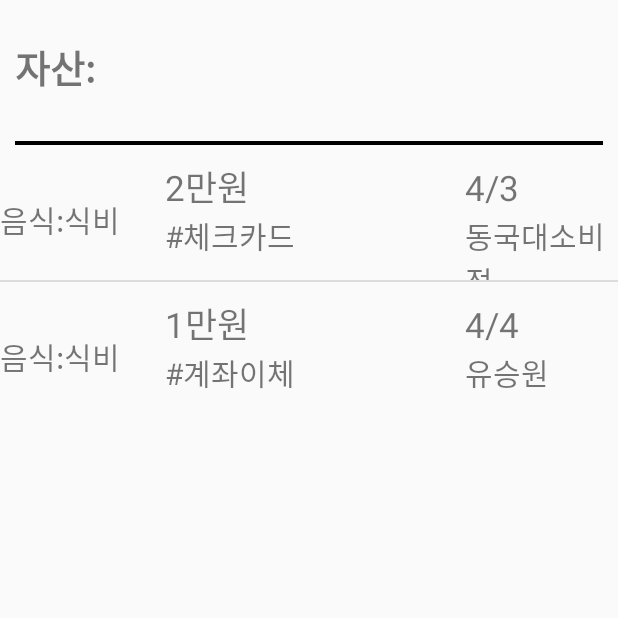
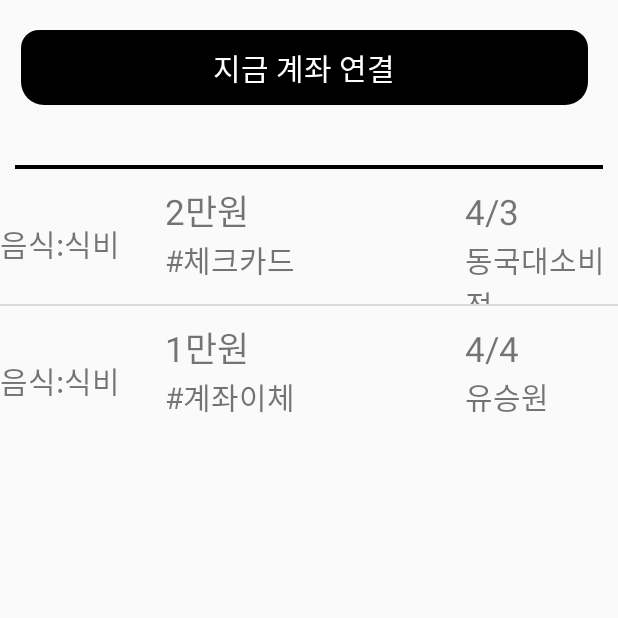
Before and after one commit to OssProject-UniMon/server, an Android app: the moneyActivity screen opened directly, with no data from a screen before it, on a phone screen of 412 x 824 dp, the top half of it. Run offline under Robolectric (Android 15) with nearby library versions, the phone set to English and light mode, and no system bars; our stand-ins replace data binding; 1 statement that could not run was skipped.

Commit message:
계좌등록화면 추가, 공용변수 로직추가

```diff
--- a/app/src/main/AndroidManifest.xml
+++ b/app/src/main/AndroidManifest.xml
@@ -14,6 +14,9 @@
         android:supportsRtl="true"
         android:theme="@style/Theme.Why1"
         tools:targetApi="31">
+        <activity
+            android:name=".ActRegisterActivity"
+            android:exported="false" />
         <activity
             android:name=".moneyActivity"
             android:exported="false" />
--- a/app/src/main/java/com/example/why1/AccountData.kt
+++ b/app/src/main/java/com/example/why1/appdata/AccountData.kt
@@ -1,4 +1,4 @@
-package com.example.why1
+package com.example.why1.appdata
 
 class AccountData(val tag: String, val price: String, val date: String, val howbuy: String, val storename: String) {
 }
--- a/app/src/main/java/com/example/why1/Accountadapter.kt
+++ b/app/src/main/java/com/example/why1/appdata/Accountadapter.kt
@@ -1,4 +1,4 @@
-package com.example.why1
+package com.example.why1.appdata
 
 import android.annotation.SuppressLint
 import android.content.Context
@@ -7,6 +7,7 @@ import android.view.View
 import android.view.ViewGroup
 import android.widget.BaseAdapter
 import android.widget.TextView
+import com.example.why1.R
 
 class Accountadapter(val context: Context, val TestList: ArrayList<AccountData>) : BaseAdapter() {
     override fun getCount(): Int {
--- a/app/src/main/java/com/example/why1/auth/LoginActivity.kt
+++ b/app/src/main/java/com/example/why1/auth/LoginActivity.kt
@@ -53,6 +53,7 @@ class LoginActivity : AppCompatActivity() {
             call.enqueue(object : Callback<LoginResponse> {
                 override fun onResponse(call: Call<LoginResponse>, response: Response<LoginResponse>) {
                     val result = response.body()?.serverCode
+                    val userid = response.body()?.userId
                     val logresult = response.body()
                     Log.d("LoginResult", "Response: $logresult")
                     System.out.println(result)
--- a/app/src/main/java/com/example/why1/moneyActivity.kt
+++ b/app/src/main/java/com/example/why1/moneyActivity.kt
@@ -1,11 +1,28 @@
 package com.example.why1
 
+import android.content.Intent
 import androidx.appcompat.app.AppCompatActivity
 import android.os.Bundle
+import android.util.Log
+import android.view.View
+import android.widget.Button
 import android.widget.ListView
+import android.widget.TextView
+import android.widget.Toast
+import com.example.why1.appdata.AccountData
+import com.example.why1.appdata.Accountadapter
+import com.example.why1.auth.NetworkConnection
+import com.example.why1.retropit.JoinResponse
+import com.example.why1.retropit.ManageService
+import com.example.why1.retropit.act_RegisterRequest
+import com.example.why1.retropit.act_listResponse
+import retrofit2.Call
+import retrofit2.Callback
+import retrofit2.Response
 
 class moneyActivity : AppCompatActivity() {
 
+    var access_code = 0 //계좌 연동 확인용 변수
     var accountList = arrayListOf<AccountData>() //데이터 클래스를 배열에 넣어줌
 
     var sampleData1 = AccountData("음식:식비","2만원","4/3","#체크카드","동국대소비점")
@@ -17,8 +34,68 @@ class moneyActivity : AppCompatActivity() {
         accountList.add(sampleData1)
         accountList.add(sampleData2) // 테스트용 계좌연동 예시 데이터
 
-        var mainlistview = findViewById<ListView>(R.id.moneyListView)
+        //레아이웃 처리
+        val mainlistview = findViewById<ListView>(R.id.moneyListView)
         val accountadapter = Accountadapter(this, accountList)
         mainlistview.adapter = accountadapter
+        val act_btn = findViewById<Button>(R.id.btn_account_str)
+        val mymoney = findViewById<TextView>(R.id.text1)
+
+        //secure무시, 리트로핏 통신까지
+        val okHttpClient = NetworkConnection.createOkHttpClient()
+        val retrofit = NetworkConnection.createRetrofit(okHttpClient, "https://54.180.150.195:443")
+        val ActService = retrofit.create(ManageService::class.java)
+
+        //계좌 연동하기, 일단 임시로 리퀘스트값 채웠음,일단 페이지 들어오면 바로 실행되게함 ,나중에 변수로 바꿔
+        val userId = 1 // 임시값, 유저 id 인트래
+        val dynamicUrl = "/account/regist?userId=$userId"
+        val call = ActService.act_register(dynamicUrl, act_RegisterRequest("KB","p","110500411959", "1234","abc1234","wal1234","000127"))
+        call.enqueue(object : Callback<JoinResponse> {
+            override fun onResponse(call: Call<JoinResponse>, response: Response<JoinResponse>) {
+                val serverResponse = response.body()
+                Toast.makeText(applicationContext, "등록 성공", Toast.LENGTH_SHORT).show()
+                Log.d("account_Result", "Response: $serverResponse")
+            }
+
+            override fun onFailure(call: Call<JoinResponse>, t: Throwable) {
+                Toast.makeText(applicationContext, "등록 실패", Toast.LENGTH_SHORT).show()
+                Log.e("act_register", "Failed to send request to server. Error: ${t.message}")
+            }
+        })
+
+        //임시로 버튼 누르면 값 가져오게함
+        act_btn.setOnClickListener {
+            val dynamicUrl2 = "/account/logs?userId=$userId"
+            val call = ActService.act_list(dynamicUrl2,"20240401","20240405")
+            call.enqueue(object : Callback<act_listResponse> {
+                override fun onResponse(call: Call<act_listResponse>, response: Response<act_listResponse>) {
+                    val logresult = response.body()
+                    Log.d("Result: ", "Response: $logresult")
+                }
+
+                override fun onFailure(call: Call<act_listResponse>, t: Throwable) {
+
+                    Log.e("act_showlist", "Failed to send request to server. Error: ${t.message}")
+                }
+            })
+
+            val intent = Intent(this@moneyActivity, ActRegisterActivity::class.java)
+            startActivity(intent)
+        }
+
+
+
+        //통신 성공하면 연결 버튼 사라지게 하는거,나중에 서버통신 리스폰스에 넣어주면 될듯?
+        if (access_code == 0) {
+            act_btn.visibility = View.VISIBLE
+            mymoney.visibility = View.GONE
+        } else if (access_code == 1) {
+            // code가 1이면 버튼을 숨기고 텍스트뷰를 보여줌
+            act_btn.visibility = View.GONE
+            mymoney.visibility = View.VISIBLE
+        }
+
+
+
     }
 }
--- a/app/src/main/java/com/example/why1/retropit/ManageService.kt
+++ b/app/src/main/java/com/example/why1/retropit/ManageService.kt
@@ -13,4 +13,10 @@ interface ManageService {
 
     @GET
     fun emailresponse(@Url url: String, @Query("email") email: String): Call<EmailResponse>
+
+    @POST
+    fun act_register(@Url url: String, @Body credential: act_RegisterRequest): Call<JoinResponse>
+
+    @GET
+    fun act_list(@Url url: String, @Query("start_date") start_date: String, @Query("end_date") end_date: String): Call<act_listResponse>
 }
--- /dev/null
+++ b/app/src/main/java/com/example/why1/retropit/act_RegisterRequest.kt
@@ -0,0 +1,13 @@
+package com.example.why1.retropit
+
+import com.google.gson.annotations.SerializedName
+
+data class act_RegisterRequest (
+    @SerializedName("bank") val bank: String,
+    @SerializedName("bank_account_type") val bank_account_type: String, //은행 종류
+    @SerializedName("bank_account_num") val bank_account_num: String, //계좌 번호
+    @SerializedName("bank_account_pwd") val bank_account_pwd: String, //계좌 비번
+    @SerializedName("web_id") val web_id: String, //은행 빠른조회 아이디
+    @SerializedName("web_pwd") val web_pwd: String, // 은행빠른조회 비번
+    @SerializedName("identity_num") val identity_num: String //주민번호 앞자리
+)
--- a/app/src/main/res/layout/activity_money.xml
+++ b/app/src/main/res/layout/activity_money.xml
@@ -18,15 +18,37 @@
             android:layout_height="wrap_content"
             android:layout_marginTop="10dp"
             android:orientation="horizontal">
+            <Button
+                android:id="@+id/btn_account_str"
+                android:layout_marginLeft="14dp"
+                android:layout_marginRight="20dp"
+                android:layout_width="match_parent"
+                android:layout_height="50dp"
+                android:text="지금 계좌 연결"
+                android:textSize="20sp"
+                android:textColor="#ffffff"
+                android:background="@drawable/background_radius"
+                android:visibility="visible"
+                />
+        </LinearLayout>
+
+        <LinearLayout
+            android:layout_width="match_parent"
+            android:layout_height="wrap_content"
+            android:layout_marginTop="10dp"
+            android:orientation="horizontal">
+
             <TextView
+                android:id="@+id/text1"
+                android:layout_width="100dp"
+                android:layout_height="wrap_content"
+                android:layout_marginLeft="10dp"
+                android:layout_marginTop="5dp"
+                android:gravity="left"
                 android:text="자산:"
-                android:layout_marginTop="5dp"
-                android:layout_marginLeft="10dp"
-                android:gravity="left"
+                android:textSize="25sp"
                 android:textStyle="bold"
-                android:textSize="25sp"
-                android:layout_width="100dp"
-                android:layout_height="wrap_content"/>
+                android:visibility="gone" />
         </LinearLayout>
 
         <LinearLayout
```
Also changed, not shown: app/src/main/java/com/example/why1/ActRegisterActivity.kt (added, +75 -0 lines), app/src/main/java/com/example/why1/appdata/AppData.kt (added, +7 -0 lines), app/src/main/java/com/example/why1/retropit/act_listResponse.kt (added, +12 -0 lines), app/src/main/res/layout/activity_act_register.xml (added, +156 -0 lines), app/src/main/res/values/bank.xml (added, +14 -0 lines).
